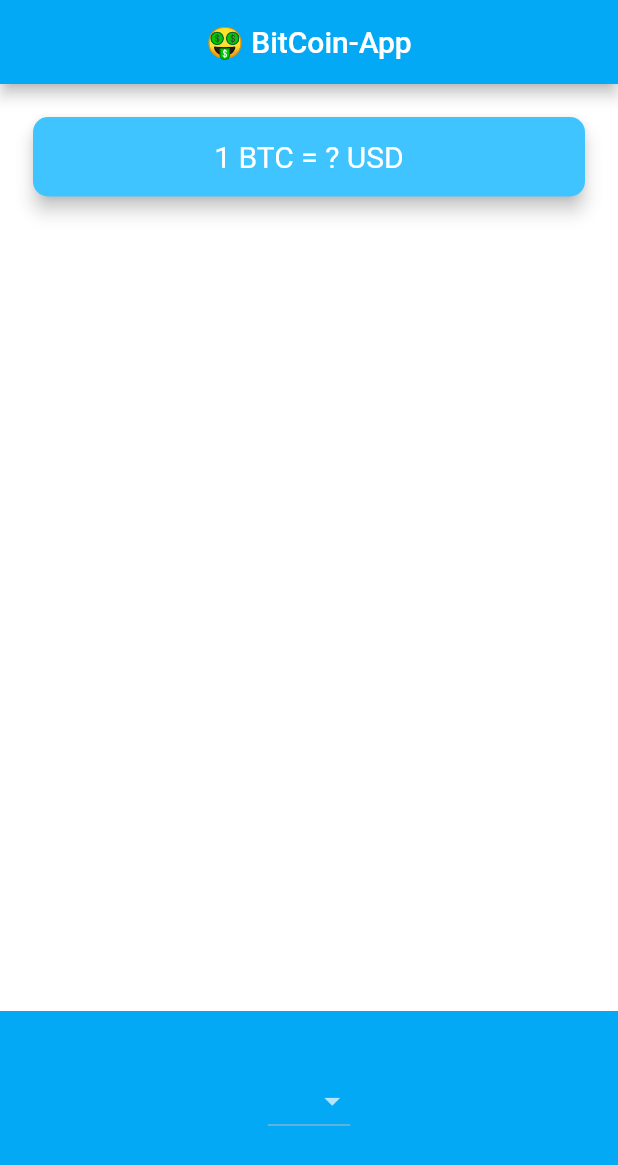
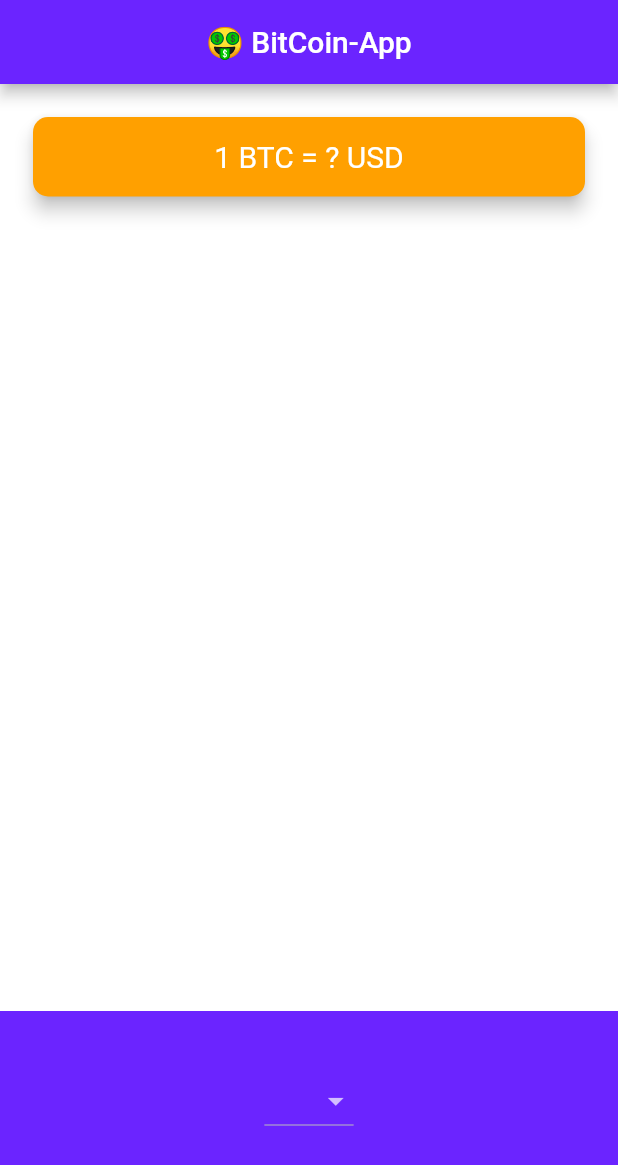
Before and after one commit to swaraj961/Bitcoin-App, a Flutter app: the screen it shows after launch, on a phone screen of 412 x 824 dp. Shown: the top 1165 px of the screen. Run offline on Flutter 3.47's test engine with Material 2 defaults, Android fonts, the phone set to English and light mode, and no system bars.

```diff
--- a/lib/Price_screen.dart
+++ b/lib/Price_screen.dart
@@ -1,4 +1,5 @@
 import 'package:flutter/material.dart';
+import 'package:bitcoinapp/coin_data.dart';
 
 class PriceScreen extends StatefulWidget {
   @override
@@ -7,12 +8,28 @@ class PriceScreen extends StatefulWidget {
 
 class _PriceScreenState extends State<PriceScreen> {
   String selectedcurreency;
+  List getcurrency() {
+    List<DropdownMenuItem<String>> dropdownitems = [];
+    for (int i = 0; i < currenciesList.length; i++) {
+      String currency = currenciesList[
+          i]; //assigning the string with the index of the array from the list
+      var item = DropdownMenuItem(
+        child: Text(currency),
+        value: currency,
+      );
+      dropdownitems.add(item);
+    }
+    return dropdownitems;
+  }
+
   @override
-
   Widget build(BuildContext context) {
+    getcurrency();
     return Scaffold(
       appBar: AppBar(
-        title: Text('🤑 BitCoin-App',),
+        title: Text(
+          '🤑 BitCoin-App',
+        ),
         centerTitle: true,
       ),
       body: Column(
@@ -22,7 +39,7 @@ class _PriceScreenState extends State<PriceScreen> {
           Padding(
             padding: EdgeInsets.fromLTRB(18.0, 18.0, 18.0, 0),
             child: Card(
-              color: Colors.lightBlueAccent,
+              color: Color(0xFFFFA000),
               elevation: 5.0,
               shape: RoundedRectangleBorder(
                 borderRadius: BorderRadius.circular(10.0),
@@ -44,35 +61,15 @@ class _PriceScreenState extends State<PriceScreen> {
             height: 150.0,
             alignment: Alignment.center,
             padding: EdgeInsets.only(bottom: 30.0),
-            color: Colors.lightBlue,
-            child:DropdownButton<String> (
+            color: Color(0xFF6B24FF),
+            child: DropdownButton<String>(
                 value: selectedcurreency, //starting value
-              items: [DropdownMenuItem(
-              child: Text('USD'),
-              value: 'USD',
-            ),
-           DropdownMenuItem(
-              child: Text('EUR'),
-              value: 'EUR',
-            ),
-
-             DropdownMenuItem(
-              child: Text('GBP'),
-              value: 'GBP',
-            ),
-
-
-          ],
-
-
-
-            onChanged: (value){
+                items: getcurrency(),
+                onChanged: (value) {
                   setState(() {
-
                     selectedcurreency = value;
                     print(value);
                   });
-
                 }),
           ),
         ],
--- a/lib/main.dart
+++ b/lib/main.dart
@@ -9,7 +9,7 @@ class MyApp extends StatelessWidget {
     return MaterialApp(
       debugShowCheckedModeBanner: false,
       theme: ThemeData.dark().copyWith(
-          primaryColor: Colors.lightBlue,
+          primaryColor: Color(0xFF6B24FF),
           scaffoldBackgroundColor: Colors.white),
       home: PriceScreen(),
     );
```
Also changed, not shown: 3 other files. Lines whose indentation alone changed are shown as unchanged.
